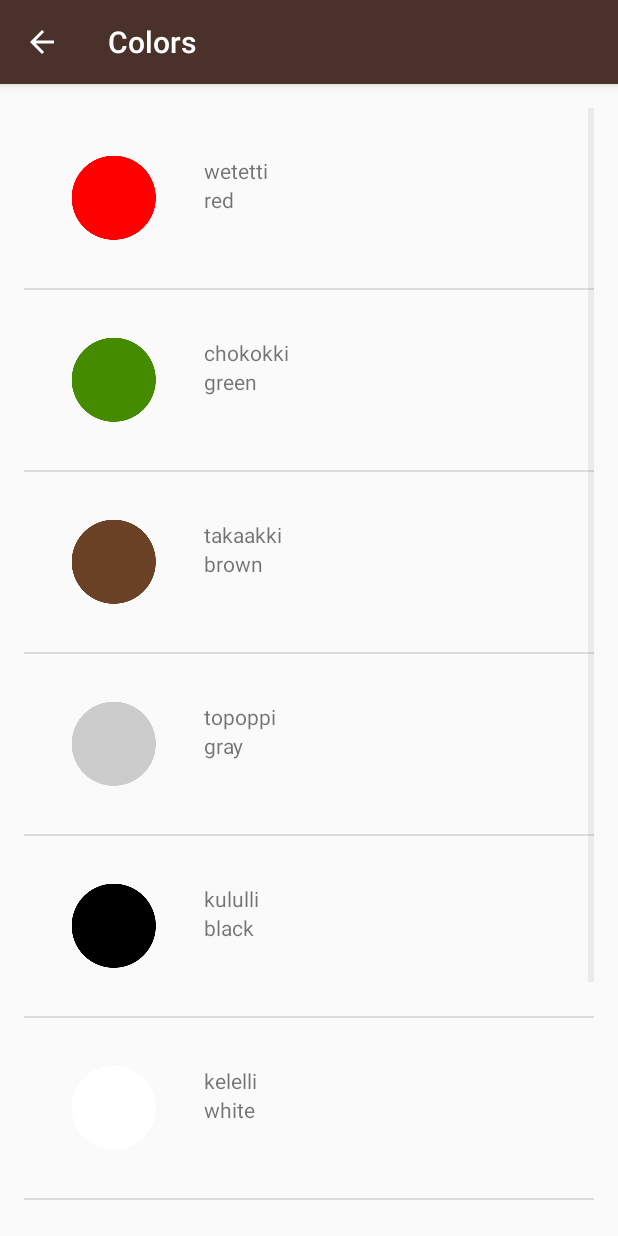
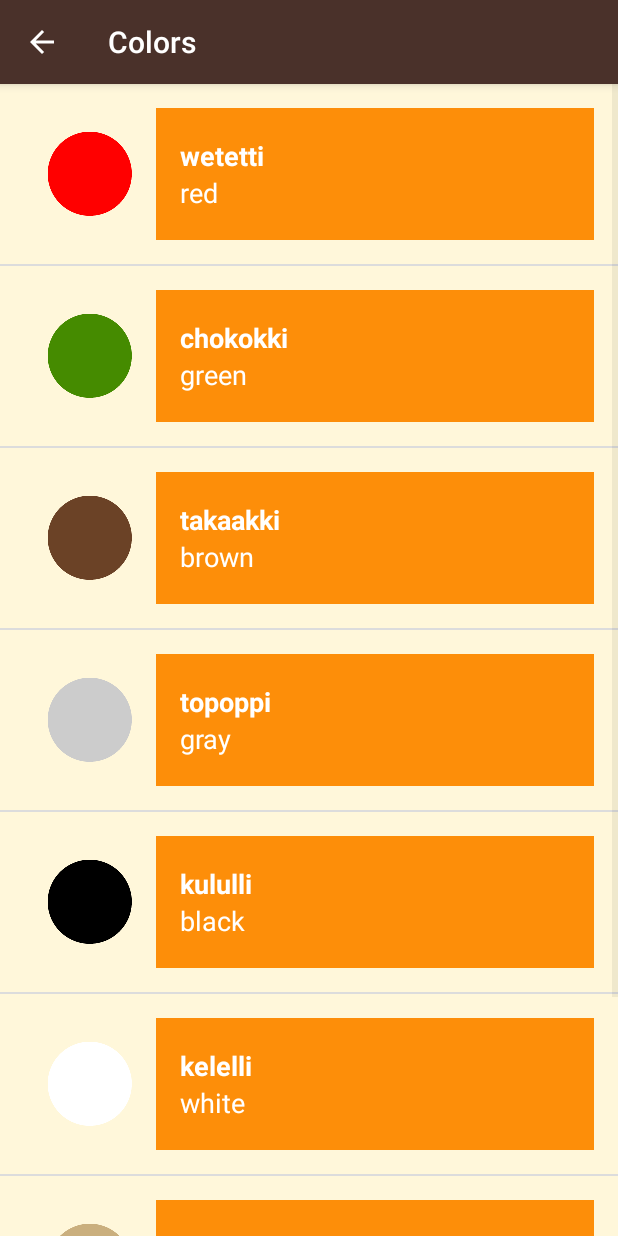
Before and after one commit to NairArjunWD/ud839_Miwok-lesson-one, an Android app: the ColorsActivity screen opened directly, with no data from a screen before it, on a phone screen of 412 x 824 dp. Run offline under Robolectric (Android 15) with nearby library versions, the phone set to English and light mode, and no system bars.

Commit message:
Change styling
Change the styling of the methods to have the same color as Color section

```diff
--- a/app/src/main/java/com/example/android/miwok/Word.java
+++ b/app/src/main/java/com/example/android/miwok/Word.java
@@ -9,7 +9,9 @@ public class Word {
     private String mMiwokTranslation;
 
     /** Images for words */
-    private int mImageResourceId;
+    private int mImageResourceId = NO_IMAGE_PROVIDED;
+
+    private static final int NO_IMAGE_PROVIDED = -1;
 
     /**
      * Create a new Word object.
@@ -59,5 +61,12 @@ public class Word {
         return mImageResourceId;
     }
 
+    /**
+     * Return the image resource if the word has an image id
+     */
+    public boolean hasImage() {
+        return mImageResourceId != NO_IMAGE_PROVIDED;
+    }
+
 
 }
--- a/app/src/main/java/com/example/android/miwok/WordAdapter.java
+++ b/app/src/main/java/com/example/android/miwok/WordAdapter.java
@@ -49,7 +49,15 @@ public class WordAdapter extends ArrayAdapter<Word>{
         // Find the ImageView in the list_item.xml layout with the ID image.
         ImageView imageView = (ImageView) listItemView.findViewById(R.id.image);
         // Set the ImageView to the image resource specified in the current Word
-        imageView.setImageResource(currentWord.getmImageResourceId());
+
+        if(currentWord.hasImage()) {
+            imageView.setImageResource(currentWord.getmImageResourceId());
+
+            imageView.setVisibility(View.VISIBLE);
+        }
+        else {
+            imageView.setVisibility(View.GONE);
+        }
 
         // Return the whole list item layout (containing 2 TextViews and an ImageView)
         // so that it can be shown in the ListView
--- a/app/src/main/res/layout/activity_colors.xml
+++ b/app/src/main/res/layout/activity_colors.xml
@@ -19,10 +19,7 @@
     android:orientation="vertical"
     android:layout_width="match_parent"
     android:layout_height="match_parent"
-    android:paddingBottom="@dimen/activity_vertical_margin"
-    android:paddingLeft="@dimen/activity_horizontal_margin"
-    android:paddingRight="@dimen/activity_horizontal_margin"
-    android:paddingTop="@dimen/activity_vertical_margin"
+
     tools:context="com.example.android.miwok.ColorsActivity">
 
 </RelativeLayout>
--- a/app/src/main/res/layout/activity_family.xml
+++ b/app/src/main/res/layout/activity_family.xml
@@ -17,10 +17,7 @@
     xmlns:tools="http://schemas.android.com/tools"
     android:layout_width="match_parent"
     android:layout_height="match_parent"
-    android:paddingBottom="@dimen/activity_vertical_margin"
-    android:paddingLeft="@dimen/activity_horizontal_margin"
-    android:paddingRight="@dimen/activity_horizontal_margin"
-    android:paddingTop="@dimen/activity_vertical_margin"
+
     tools:context="com.example.android.miwok.FamilyActivity">
 
 </RelativeLayout>
--- a/app/src/main/res/layout/activity_phrases.xml
+++ b/app/src/main/res/layout/activity_phrases.xml
@@ -17,10 +17,7 @@
     xmlns:tools="http://schemas.android.com/tools"
     android:layout_width="match_parent"
     android:layout_height="match_parent"
-    android:paddingBottom="@dimen/activity_vertical_margin"
-    android:paddingLeft="@dimen/activity_horizontal_margin"
-    android:paddingRight="@dimen/activity_horizontal_margin"
-    android:paddingTop="@dimen/activity_vertical_margin"
+
     tools:context="com.example.android.miwok.PhrasesActivity">
 
 </RelativeLayout>
--- a/app/src/main/res/layout/list_item.xml
+++ b/app/src/main/res/layout/list_item.xml
@@ -4,31 +4,42 @@
     android:layout_width="match_parent"
     android:layout_height="wrap_content"
     android:orientation="horizontal"
-    android:padding="16dp">
+    android:padding="16dp"
+    android:minHeight="@dimen/list_item_height"
+    android:background="@color/tan_background">
 
     <ImageView
         android:id="@+id/image"
-        android:layout_width="wrap_content"
-        android:layout_height="wrap_content"
-        android:src="@mipmap/ic_launcher" />
+        android:layout_width="@dimen/list_item_height"
+        android:layout_height="@dimen/list_item_height" />
 
     <LinearLayout
         android:id="@+id/text_container"
         android:layout_width="match_parent"
         android:layout_height="match_parent"
         android:orientation="vertical"
-        android:padding="16dp">
+        android:padding="16dp"
+        android:background="@color/category_numbers">
 
         <TextView
             android:id="@+id/miwok_text_view"
             android:layout_width="match_parent"
-            android:layout_height="wrap_content"
+            android:layout_height="0dp"
+            android:layout_weight="1"
+            android:gravity="bottom"
+            android:textAppearance="?android:textAppearanceMedium"
+            android:textColor="@android:color/white"
+            android:textStyle="bold"
             tools:text="lutti"/>
 
         <TextView
             android:id="@+id/default_text_view"
             android:layout_width="match_parent"
-            android:layout_height="wrap_content"
+            android:layout_height="0dp"
+            android:layout_weight="1"
+            android:gravity="top"
+            android:textAppearance="?android:textAppearanceMedium"
+            android:textColor="@android:color/white"
             tools:text="one"/>
     </LinearLayout>
 
--- a/app/src/main/res/layout/word_list.xml
+++ b/app/src/main/res/layout/word_list.xml
@@ -19,10 +19,6 @@
     android:orientation="vertical"
     android:layout_width="match_parent"
     android:layout_height="match_parent"
-    android:paddingBottom="@dimen/activity_vertical_margin"
-    android:paddingLeft="@dimen/activity_horizontal_margin"
-    android:paddingRight="@dimen/activity_horizontal_margin"
-    android:paddingTop="@dimen/activity_vertical_margin"
     >
 
 </ListView>
--- a/app/src/main/res/values/dimens.xml
+++ b/app/src/main/res/values/dimens.xml
@@ -16,6 +16,4 @@
     <!-- Height of each list item -->
     <dimen name="list_item_height">88dp</dimen>
     <!-- Default screen margins, per the Android Design guidelines. -->
-    <dimen name="activity_horizontal_margin">16dp</dimen>
-    <dimen name="activity_vertical_margin">16dp</dimen>
 </resources>
```
Also changed, not shown: app/src/main/res/values-w820dp/dimens.xml (deleted, +0 -20 lines).
